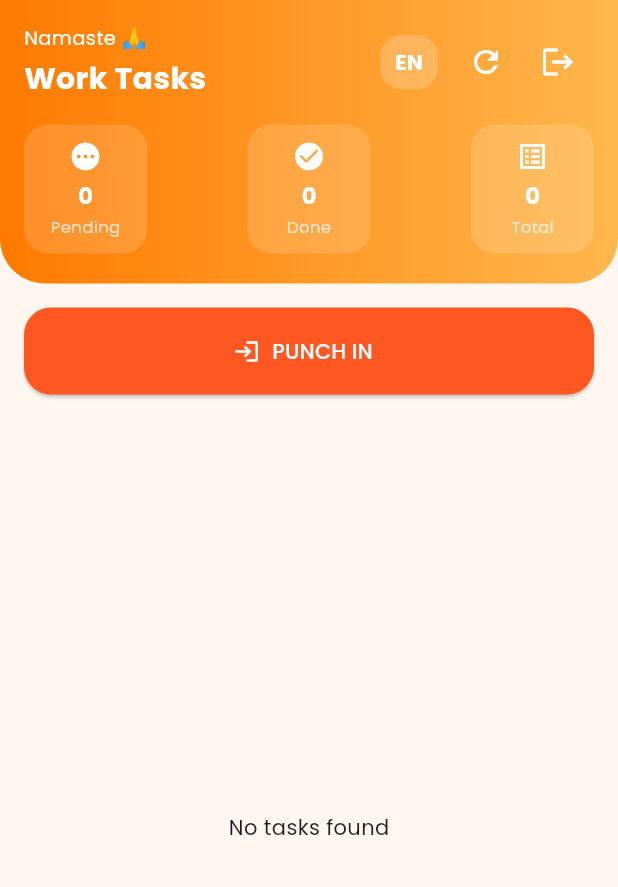
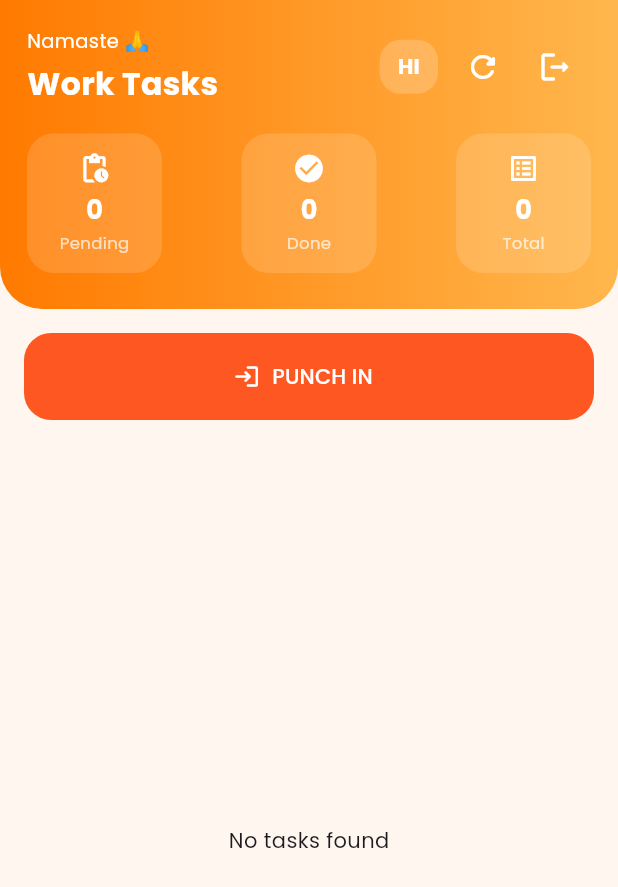
Before and after one commit to mis-premjees-in/vtap, a Flutter app: the DashboardView screen opened by its route, on a phone screen of 412 x 824 dp. Shown: the top 887 px of the screen. Run offline on Flutter 3.47's test engine with Material 3 defaults, Android fonts, the phone set to English and light mode, and no system bars; our stand-ins replace dio, flutter_animate, flutter_image_compress, geolocator, get, google_fonts and 2 more; accounts and stored records are empty.

Commit message:
tags updated and minor issues resolved.

```diff
--- a/lib/data/models/task_model.dart
+++ b/lib/data/models/task_model.dart
@@ -11,6 +11,7 @@ class TaskModel {
   final String which;
 
   final String who;
+  final String hows;
 
   final String howrMethod;
   final String howrType;
@@ -28,6 +29,7 @@ class TaskModel {
     required this.where,
     required this.which,
     required this.who,
+    required this.hows,
     required this.howrMethod,
     required this.howrType,
     required this.howrUrl,
@@ -46,6 +48,7 @@ class TaskModel {
           .trim(),
       which: json['whichs_which1'] ?? "",
       who: json['whos_who2'] ?? "",
+      hows: json['howss_hows1']?.toString() ?? "",
       howrMethod: json['howrs_howr1'] ?? "",
       howrType: json['howrs_howr2'] ?? "",
       howrUrl: json['howrs_howr3'] ?? "",
--- a/lib/modules/dashboard/views/dashboard_view.dart
+++ b/lib/modules/dashboard/views/dashboard_view.dart
@@ -22,16 +22,16 @@ class DashboardView extends StatelessWidget {
             Column(
               children: [
                 // =====================================================
-                // COMPACT HEADER
+                // HEADER
                 // =====================================================
 
                 Container(
                   width: double.infinity,
                   padding: const EdgeInsets.fromLTRB(
-                    16,
-                    16,
-                    16,
-                    20,
+                    18,
+                    18,
+                    18,
+                    24,
                   ),
                   decoration: const BoxDecoration(
                     gradient: LinearGradient(
@@ -41,31 +41,36 @@ class DashboardView extends StatelessWidget {
                       ],
                     ),
                     borderRadius: BorderRadius.only(
-                      bottomLeft: Radius.circular(30),
-                      bottomRight: Radius.circular(30),
+                      bottomLeft: Radius.circular(28),
+                      bottomRight: Radius.circular(28),
                     ),
                   ),
-                  child: Column(
+                  child: Obx(
+                    () => Column(
                       children: [
                         Row(
                           mainAxisAlignment: MainAxisAlignment.spaceBetween,
                           children: [
-                          const Column(
+                            Column(
                               crossAxisAlignment: CrossAxisAlignment.start,
                               children: [
                                 Text(
-                                "Namaste 🙏",
-                                style: TextStyle(
+                                  controller.isHindi.value
+                                      ? "नमस्ते 🙏"
+                                      : "Namaste 🙏",
+                                  style: const TextStyle(
                                     color: Colors.white,
                                     fontSize: 13,
                                   ),
                                 ),
-                              SizedBox(height: 3),
+                                const SizedBox(height: 4),
                                 Text(
-                                "Work Tasks",
-                                style: TextStyle(
+                                  controller.isHindi.value
+                                      ? "वर्क टास्क"
+                                      : "Work Tasks",
+                                  style: const TextStyle(
                                     color: Colors.white,
-                                  fontSize: 20,
+                                    fontSize: 21,
                                     fontWeight: FontWeight.bold,
                                   ),
                                 ),
@@ -75,13 +80,12 @@ class DashboardView extends StatelessWidget {
                               children: [
                                 // LANGUAGE
 
-                              Obx(
-                                () => InkWell(
+                                InkWell(
                                   onTap: controller.toggleLanguage,
                                   borderRadius: BorderRadius.circular(14),
                                   child: Container(
                                     padding: const EdgeInsets.symmetric(
-                                      horizontal: 10,
+                                      horizontal: 12,
                                       vertical: 8,
                                     ),
                                     decoration: BoxDecoration(
@@ -89,7 +93,7 @@ class DashboardView extends StatelessWidget {
                                       borderRadius: BorderRadius.circular(14),
                                     ),
                                     child: Text(
-                                      controller.isHindi.value ? "HI" : "EN",
+                                      controller.isHindi.value ? "EN" : "HI",
                                       style: const TextStyle(
                                         color: Colors.white,
                                         fontWeight: FontWeight.bold,
@@ -97,9 +101,8 @@ class DashboardView extends StatelessWidget {
                                     ),
                                   ),
                                 ),
-                              ),
 
-                              const SizedBox(width: 8),
+                                const SizedBox(width: 6),
 
                                 // REFRESH
 
@@ -108,7 +111,7 @@ class DashboardView extends StatelessWidget {
                                     await controller.fetchTasks();
                                   },
                                   icon: const Icon(
-                                  Icons.refresh,
+                                    Icons.refresh_rounded,
                                     color: Colors.white,
                                   ),
                                 ),
@@ -119,12 +122,10 @@ class DashboardView extends StatelessWidget {
                                   onPressed: () async {
                                     await StorageService.clearAll();
 
-                                  Get.offAllNamed(
-                                    '/login',
-                                  );
+                                    Get.offAllNamed('/login');
                                   },
                                   icon: const Icon(
-                                  Icons.logout,
+                                    Icons.logout_rounded,
                                     color: Colors.white,
                                   ),
                                 ),
@@ -133,7 +134,7 @@ class DashboardView extends StatelessWidget {
                           ],
                         ),
 
-                      const SizedBox(height: 16),
+                        const SizedBox(height: 18),
 
                         // =====================================================
                         // STATS
@@ -142,40 +143,36 @@ class DashboardView extends StatelessWidget {
                         Row(
                           mainAxisAlignment: MainAxisAlignment.spaceBetween,
                           children: [
-                          Obx(
-                            () => _buildStatCard(
-                              title: "Pending",
+                            _buildStatCard(
+                              title:
+                                  controller.isHindi.value ? "बाकी" : "Pending",
                               value: controller.tasks
                                   .where(
-                                    (t) => !t.isCompleted,
+                                    (e) => !e.isCompleted,
                                   )
                                   .length
                                   .toString(),
-                              icon: Icons.pending,
+                              icon: Icons.pending_actions,
                             ),
-                          ),
-                          Obx(
-                            () => _buildStatCard(
-                              title: "Done",
+                            _buildStatCard(
+                              title: controller.isHindi.value ? "पूरा" : "Done",
                               value: controller.tasks
                                   .where(
-                                    (t) => t.isCompleted,
+                                    (e) => e.isCompleted,
                                   )
                                   .length
                                   .toString(),
                               icon: Icons.check_circle,
                             ),
-                          ),
-                          Obx(
-                            () => _buildStatCard(
-                              title: "Total",
+                            _buildStatCard(
+                              title: controller.isHindi.value ? "कुल" : "Total",
                               value: controller.tasks.length.toString(),
                               icon: Icons.list_alt,
-                            ),
                             ),
                           ],
                         ),
                       ],
+                    ),
                   ),
                 ),
 
@@ -198,16 +195,36 @@ class DashboardView extends StatelessWidget {
                             : () async {
                                 await controller.handlePunchAction();
                               },
-                        icon: Icon(
-                          isIn ? Icons.fingerprint : Icons.login,
+                        icon: controller.isPunching.value
+                            ? const SizedBox(
+                                width: 22,
+                                height: 22,
+                                child: CircularProgressIndicator(
+                                  strokeWidth: 2,
+                                  color: Colors.white,
+                                ),
+                              )
+                            : Icon(
+                                isIn ? Icons.fingerprint : Icons.login_rounded,
                               ),
                         label: Text(
-                          isIn ? "PUNCHED IN" : "PUNCH IN",
+                          controller.isPunching.value
+                              ? (controller.isHindi.value
+                                  ? "कृपया प्रतीक्षा करें..."
+                                  : "Please wait...")
+                              : isIn
+                                  ? (controller.isHindi.value
+                                      ? "पंच इन हो चुके हैं"
+                                      : "PUNCHED IN")
+                                  : (controller.isHindi.value
+                                      ? "पंच इन करें"
+                                      : "PUNCH IN"),
                         ),
                         style: ElevatedButton.styleFrom(
                           backgroundColor:
                               isIn ? Colors.green : Colors.deepOrange,
                           foregroundColor: Colors.white,
+                          elevation: 0,
                           shape: RoundedRectangleBorder(
                             borderRadius: BorderRadius.circular(18),
                           ),
@@ -218,7 +235,7 @@ class DashboardView extends StatelessWidget {
                 ),
 
                 // =====================================================
-                // TASKS
+                // TASK LIST
                 // =====================================================
 
                 Expanded(
@@ -230,9 +247,11 @@ class DashboardView extends StatelessWidget {
                     }
 
                     if (controller.tasks.isEmpty) {
-                      return const Center(
+                      return Center(
                         child: Text(
-                          "No tasks found",
+                          controller.isHindi.value
+                              ? "कोई टास्क नहीं मिला"
+                              : "No tasks found",
                         ),
                       );
                     }
@@ -246,9 +265,9 @@ class DashboardView extends StatelessWidget {
                       child: ListView.builder(
                         padding: const EdgeInsets.fromLTRB(
                           16,
-                          0,
+                          4,
                           16,
-                          120,
+                          140,
                         ),
                         itemCount: controller.tasks.length,
                         itemBuilder: (context, index) {
@@ -259,10 +278,10 @@ class DashboardView extends StatelessWidget {
                             isHindi: controller.isHindi.value,
                             isHighlighted:
                                 controller.highlightedIndex.value == index,
+                            isCompleting:
+                                controller.completingTasks.contains(task.id),
                             onComplete: () async {
-                              await controller.completeTask(
-                                task,
-                              );
+                              await controller.completeTask(task);
                             },
                           );
                         },
@@ -274,7 +293,7 @@ class DashboardView extends StatelessWidget {
             ),
 
             // =====================================================
-            // FLOATING POPUP
+            // FLOATING TASK POPUP
             // =====================================================
 
             Obx(() {
@@ -286,6 +305,7 @@ class DashboardView extends StatelessWidget {
 
               return FloatingTaskPopup(
                 task: activeTask,
+                isHindi: controller.isHindi.value,
                 onComplete: () async {
                   await controller.completeTask(
                     activeTask,
@@ -309,13 +329,13 @@ class DashboardView extends StatelessWidget {
     required IconData icon,
   }) {
     return Container(
-      width: 82,
+      width: 90,
       padding: const EdgeInsets.symmetric(
-        vertical: 10,
+        vertical: 12,
       ),
       decoration: BoxDecoration(
         color: Colors.white.withOpacity(0.15),
-        borderRadius: BorderRadius.circular(16),
+        borderRadius: BorderRadius.circular(18),
       ),
       child: Column(
         children: [
@@ -329,7 +349,7 @@ class DashboardView extends StatelessWidget {
             value,
             style: const TextStyle(
               color: Colors.white,
-              fontSize: 15,
+              fontSize: 17,
               fontWeight: FontWeight.bold,
             ),
           ),
```
Also changed, not shown: lib/modules/dashboard/controllers/dashboard_controller.dart (+134 -114 lines), lib/widgets/floating_task_popup.dart (+7 -5 lines), lib/widgets/task_card.dart (+120 -17 lines), 1 other file. Lines whose indentation alone changed are shown as unchanged.
